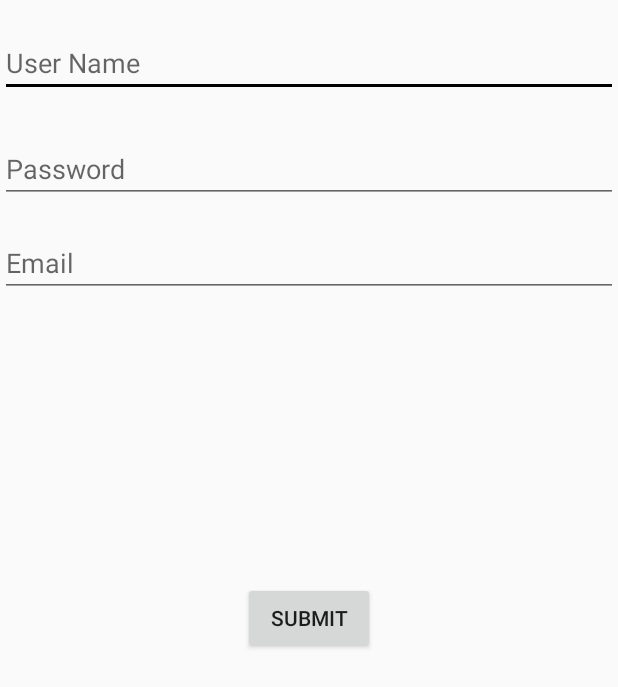
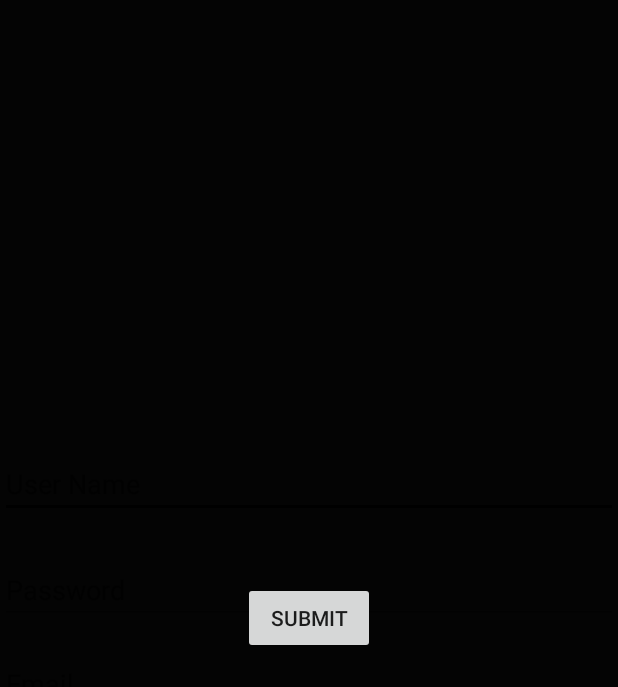
Before and after one commit to jonahmakori/Java-Android_Continous-IP, an Android app: the RegisterActivity screen opened directly, with no data from a screen before it, on a phone screen of 412 x 824 dp. Shown: the top 687 px of the screen. Run offline under Robolectric (Android 15) with nearby library versions, the phone set to English and light mode, and no system bars; Roboto replaces fonts that are not available here.

Commit message:
Changed the theme of register activity

```diff
--- a/app/src/main/res/layout/activity_register.xml
+++ b/app/src/main/res/layout/activity_register.xml
@@ -6,6 +6,7 @@
     android:layout_height="match_parent"
     tools:context="com.moringa.lyrical_musicalapp.RegisterActivity"
     tools:layout_editor_absoluteY="81dp"
+    android:background="@color/colorAccent"
     tools:layout_editor_absoluteX="0dp">
 
 
@@ -18,7 +19,7 @@
         android:layout_alignParentRight="true"
         android:layout_alignParentStart="true"
         android:layout_alignParentTop="true"
-        android:layout_marginTop="19dp"
+        android:layout_marginTop="300dp"
         android:ems="10"
         android:hint="User Name"
         android:inputType="textPersonName"
@@ -56,6 +57,7 @@
         android:layout_height="wrap_content"
         android:layout_marginTop="17dp"
         android:ems="10"
+        android:textColorHighlight="#F7F1F6"
         android:hint="Email"
         android:inputType="textPersonName"
         android:layout_below="@+id/passwordRegTxt"
```
